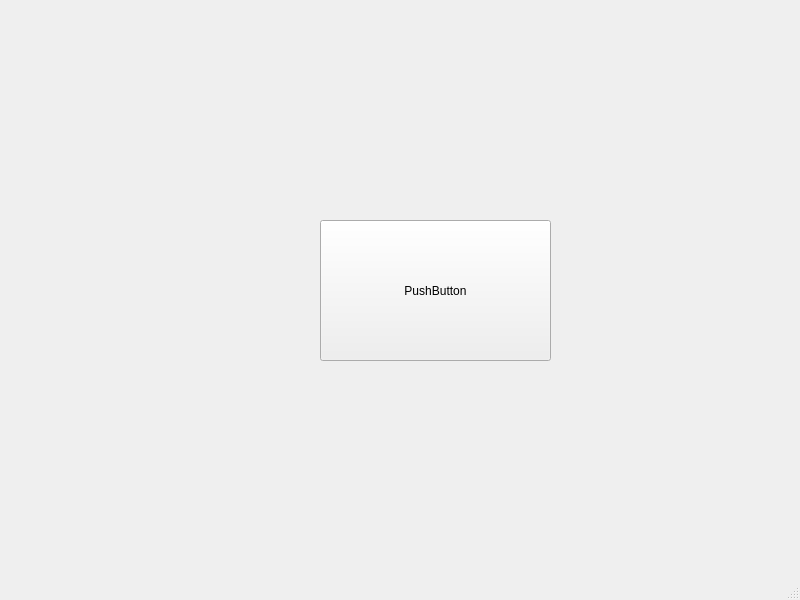
Above: UnoLite/mainwindow.ui from HenkSlabber/REII313 before the change. Below: the same form after it.
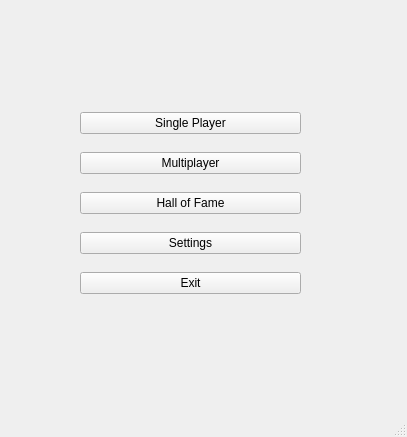
That is the form after the change.

The edit to the form file:
```diff
--- a/UnoLite/mainwindow.ui
+++ b/UnoLite/mainwindow.ui
@@ -6,26 +6,60 @@
    <rect>
     <x>0</x>
     <y>0</y>
-    <width>800</width>
-    <height>600</height>
+    <width>407</width>
+    <height>437</height>
    </rect>
   </property>
   <property name="windowTitle">
    <string>MainWindow</string>
   </property>
   <widget class="QWidget" name="centralwidget">
-   <widget class="QPushButton" name="pushButton">
+   <widget class="QWidget" name="verticalLayoutWidget">
     <property name="geometry">
      <rect>
-      <x>320</x>
-      <y>220</y>
-      <width>231</width>
-      <height>141</height>
+      <x>80</x>
+      <y>100</y>
+      <width>221</width>
+      <height>211</height>
      </rect>
     </property>
-    <property name="text">
-     <string>PushButton</string>
-    </property>
+    <layout class="QVBoxLayout" name="verticalLayout_3">
+     <item>
+      <widget class="QPushButton" name="SinglePlayerBtn">
+       <property name="text">
+        <string>Single Player</string>
+       </property>
+      </widget>
+     </item>
+     <item>
+      <widget class="QPushButton" name="MultiplayerBtn">
+       <property name="text">
+        <string>Multiplayer</string>
+       </property>
+      </widget>
+     </item>
+     <item>
+      <widget class="QPushButton" name="HallOfFameBtn">
+       <property name="text">
+        <string>Hall of Fame</string>
+       </property>
+      </widget>
+     </item>
+     <item>
+      <widget class="QPushButton" name="SettingsBtn">
+       <property name="text">
+        <string>Settings</string>
+       </property>
+      </widget>
+     </item>
+     <item>
+      <widget class="QPushButton" name="ExitBtn">
+       <property name="text">
+        <string>Exit</string>
+       </property>
+      </widget>
+     </item>
+    </layout>
    </widget>
   </widget>
   <widget class="QMenuBar" name="menubar">
```
Left out of the diff: 4 changed lines with no effect on the pictures.
